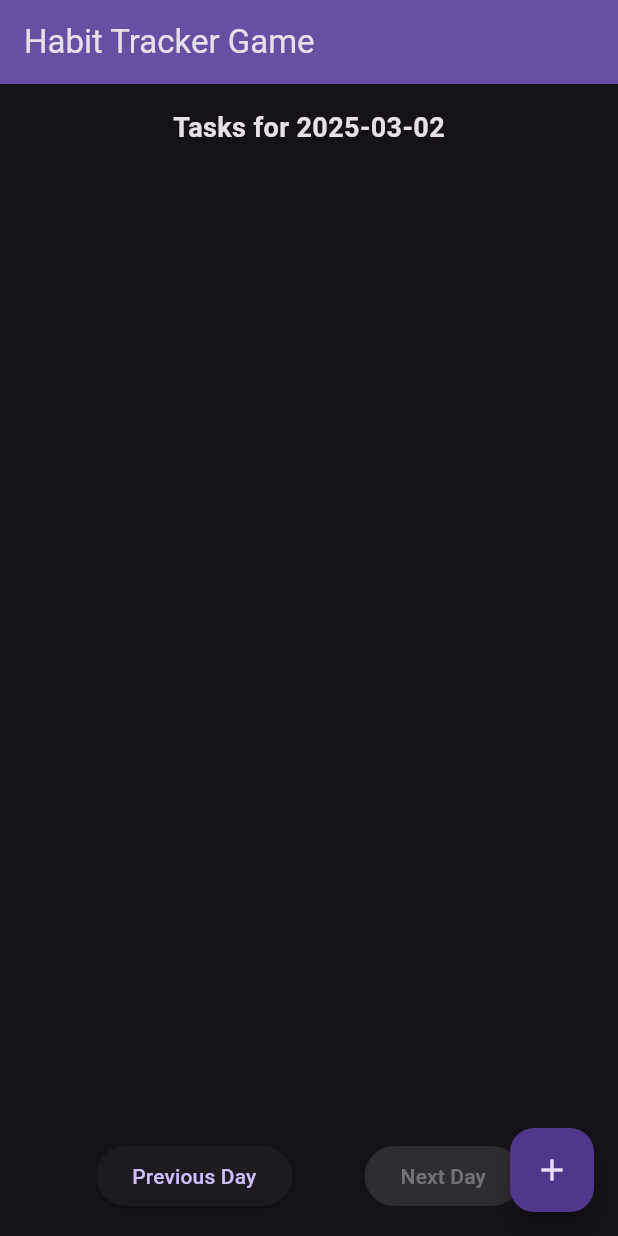
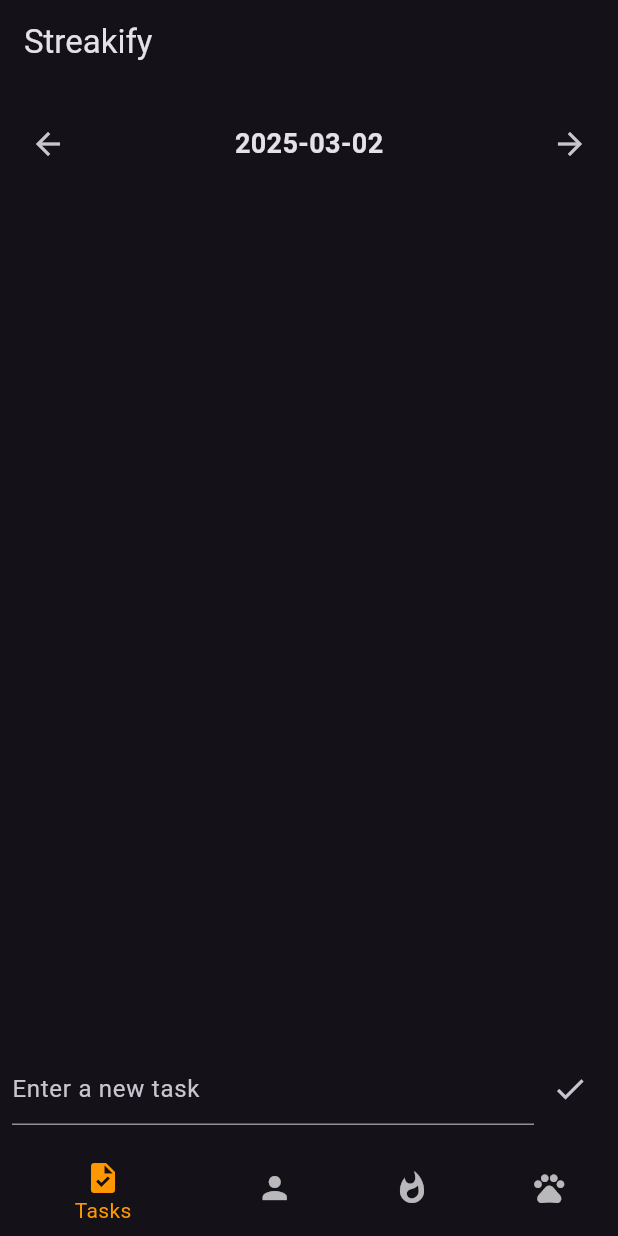
Before and after one commit to FatimaSanaIssahac/Habit-Tracker, a Flutter app: the screen it shows after launch, on a phone screen of 412 x 824 dp. Run offline on Flutter 3.47's test engine with Material 3 defaults, Android fonts, the phone set to English and light mode, and no system bars.

Commit message:
navigation buttons

```diff
--- a/microproject/lib/main.dart
+++ b/microproject/lib/main.dart
@@ -1,5 +1,8 @@
 import 'package:flutter/material.dart';
 import 'dart:async';
+import 'user.dart';
+import 'streak.dart';
+import 'pet.dart';
 
 void main() {
   runApp(const MyApp());
@@ -11,7 +14,7 @@ class MyApp extends StatelessWidget {
   @override
   Widget build(BuildContext context) {
     return MaterialApp(
-      title: 'Habit Tracker',
+      title: 'Habit Tracker Game',
       theme: ThemeData.dark(),
       home: const SplashScreen(),
     );
@@ -32,8 +35,7 @@ class _SplashScreenState extends State<SplashScreen> {
     Timer(const Duration(seconds: 3), () {
       Navigator.of(context).pushReplacement(
         MaterialPageRoute(
-            builder: (context) =>
-                const MyHomePage(title: 'Habit Tracker Game')),
+            builder: (context) => const MyHomePage(title: 'Streakify')),
       );
     });
   }
@@ -49,7 +51,7 @@ class _SplashScreenState extends State<SplashScreen> {
             Image.asset('assets/logo.png', width: 150),
             const SizedBox(height: 20),
             const Text(
-              'Habit Tracker',
+              'Habit Tracker Game',
               style: TextStyle(
                   fontSize: 24,
                   fontWeight: FontWeight.bold,
@@ -64,7 +66,6 @@ class _SplashScreenState extends State<SplashScreen> {
 
 class MyHomePage extends StatefulWidget {
   const MyHomePage({super.key, required this.title});
-
   final String title;
 
   @override
@@ -74,9 +75,11 @@ class MyHomePage extends StatefulWidget {
 class _MyHomePageState extends State<MyHomePage> {
   final Map<String, List<Map<String, dynamic>>> _taskHistory = {};
   final TextEditingController _controller = TextEditingController();
-  bool _showTextField = false;
   late String _currentDate;
   late String _today;
+  int _selectedIndex = 0;
+  int _streak = 0;
+  int _petLevel = 1;
 
   @override
   void initState() {
@@ -86,19 +89,11 @@ class _MyHomePageState extends State<MyHomePage> {
     _taskHistory[_currentDate] = [];
   }
 
-  void _addTask() {
+  void _submitTask(String taskText) {
+    if (taskText.isNotEmpty) {
       setState(() {
-      _showTextField = true;
-    });
-  }
-
-  void _submitTask() {
-    if (_controller.text.isNotEmpty) {
-      setState(() {
-        _taskHistory[_currentDate]!
-            .add({'text': _controller.text, 'completed': false});
+        _taskHistory[_currentDate]!.add({'text': taskText, 'completed': false});
         _controller.clear();
-        _showTextField = false;
       });
     }
   }
@@ -107,106 +102,120 @@ class _MyHomePageState extends State<MyHomePage> {
     setState(() {
       _taskHistory[_currentDate]![index]['completed'] =
           !_taskHistory[_currentDate]![index]['completed'];
+      if (_taskHistory[_currentDate]!.every((task) => task['completed'])) {
+        _streak++;
+        _petLevel++;
+      }
     });
   }
 
-  void _loadPreviousDayTasks() {
+  void _onItemTapped(int index) {
     setState(() {
-      DateTime previousDay =
-          DateTime.parse(_currentDate).subtract(const Duration(days: 1));
-      _currentDate = previousDay.toIso8601String().split('T')[0];
-      _taskHistory.putIfAbsent(_currentDate, () => []);
+      _selectedIndex = index;
     });
-  }
-
-  void _loadNextDayTasks() {
-    if (_currentDate != _today) {
-      setState(() {
-        DateTime nextDay =
-            DateTime.parse(_currentDate).add(const Duration(days: 1));
-        _currentDate = nextDay.toIso8601String().split('T')[0];
-        _taskHistory.putIfAbsent(_currentDate, () => []);
-      });
-    }
   }
 
   @override
   Widget build(BuildContext context) {
     return Scaffold(
-      appBar: AppBar(
-        backgroundColor: Theme.of(context).colorScheme.inversePrimary,
-        title: Text(widget.title),
-      ),
-      body: Padding(
-        padding: const EdgeInsets.all(16.0),
+      appBar: AppBar(title: Text(widget.title)),
+      body: _selectedIndex == 0
+          ? Padding(
+              padding:
+                  const EdgeInsets.symmetric(horizontal: 8.0, vertical: 16.0),
               child: Column(
                 children: <Widget>[
-            Text("Tasks for $_currentDate",
-                style:
-                    const TextStyle(fontSize: 18, fontWeight: FontWeight.bold)),
+                  Row(
+                    mainAxisAlignment: MainAxisAlignment.spaceBetween,
+                    children: [
+                      IconButton(
+                        icon: const Icon(Icons.arrow_back),
+                        onPressed: () {
+                          setState(() {
+                            DateTime previousDay = DateTime.parse(_currentDate)
+                                .subtract(const Duration(days: 1));
+                            _currentDate =
+                                previousDay.toIso8601String().split('T')[0];
+                            _taskHistory.putIfAbsent(_currentDate, () => []);
+                          });
+                        },
+                      ),
+                      Text(
+                        _currentDate,
+                        style: const TextStyle(
+                            fontSize: 18, fontWeight: FontWeight.bold),
+                      ),
+                      IconButton(
+                        icon: const Icon(Icons.arrow_forward),
+                        onPressed: () {
+                          if (_currentDate != _today) {
+                            setState(() {
+                              DateTime nextDay = DateTime.parse(_currentDate)
+                                  .add(const Duration(days: 1));
+                              _currentDate =
+                                  nextDay.toIso8601String().split('T')[0];
+                              _taskHistory.putIfAbsent(_currentDate, () => []);
+                            });
+                          }
+                        },
+                      ),
+                    ],
+                  ),
                   Expanded(
                     child: ListView.builder(
                       itemCount: _taskHistory[_currentDate]?.length ?? 0,
                       itemBuilder: (context, index) {
-                  return CheckboxListTile(
-                    title: Text(_taskHistory[_currentDate]![index]['text']),
-                    value: _taskHistory[_currentDate]![index]['completed'],
+                        return ListTile(
+                          leading: Checkbox(
+                            shape: const CircleBorder(),
+                            checkColor: Colors.black,
+                            activeColor: Colors.white,
+                            value: _taskHistory[_currentDate]![index]
+                                ['completed'],
                             onChanged: (bool? value) {
                               _toggleTaskCompletion(index);
                             },
+                          ),
+                          title:
+                              Text(_taskHistory[_currentDate]![index]['text']),
                         );
                       },
                     ),
                   ),
-            if (_showTextField)
-              Padding(
-                padding: const EdgeInsets.symmetric(vertical: 8.0),
-                child: Row(
+                  Row(
                     children: [
                       Expanded(
                         child: TextField(
                           controller: _controller,
                           decoration: const InputDecoration(
-                          labelText: 'Enter task',
-                        ),
+                              hintText: "Enter a new task"),
+                          onSubmitted: (value) => _submitTask(value),
                         ),
                       ),
                       IconButton(
                           icon: const Icon(Icons.check),
-                      onPressed: _submitTask,
-                    ),
-                    IconButton(
-                      icon: const Icon(Icons.close),
-                      onPressed: () {
-                        setState(() {
-                          _showTextField = false;
-                        });
-                      },
-                    ),
-                  ],
-                ),
-              ),
-            const SizedBox(height: 20),
-            Row(
-              mainAxisAlignment: MainAxisAlignment.spaceEvenly,
-              children: [
-                ElevatedButton(
-                  onPressed: _loadPreviousDayTasks,
-                  child: const Text("Previous Day"),
-                ),
-                ElevatedButton(
-                  onPressed: _currentDate != _today ? _loadNextDayTasks : null,
-                  child: const Text("Next Day"),
-                ),
+                          onPressed: () => _submitTask(_controller.text)),
                     ],
                   ),
                 ],
               ),
-      ),
-      floatingActionButton: FloatingActionButton(
-        onPressed: _addTask,
-        tooltip: 'Add Task',
-        child: const Icon(Icons.add),
+            )
+          : _selectedIndex == 1
+              ? const UserScreen()
+              : _selectedIndex == 2
+                  ? StreakScreen(streak: _streak)
+                  : PetScreen(petLevel: _petLevel),
+      bottomNavigationBar: BottomNavigationBar(
+        currentIndex: _selectedIndex,
+        selectedItemColor: Colors.orange,
+        unselectedItemColor: Colors.white70,
+        onTap: _onItemTapped,
+        items: const [
+          BottomNavigationBarItem(icon: Icon(Icons.task), label: "Tasks"),
+          BottomNavigationBarItem(icon: Icon(Icons.person), label: "User"),
+          BottomNavigationBarItem(icon: Icon(Icons.whatshot), label: "Streak"),
+          BottomNavigationBarItem(icon: Icon(Icons.pets), label: "Garden"),
+        ],
       ),
     );
   }
```
Also changed, not shown: microproject/lib/pet.dart (added, +16 -0 lines), microproject/lib/streak.dart (added, +16 -0 lines), microproject/lib/user.dart (added, +25 -0 lines). Lines whose indentation alone changed are shown as unchanged.
